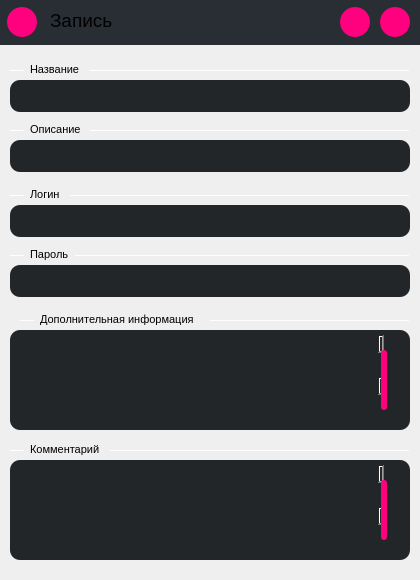
The window that Client/storage.ui (KarpovVlY/Client) describes before a commit, drawn with Qt 5.
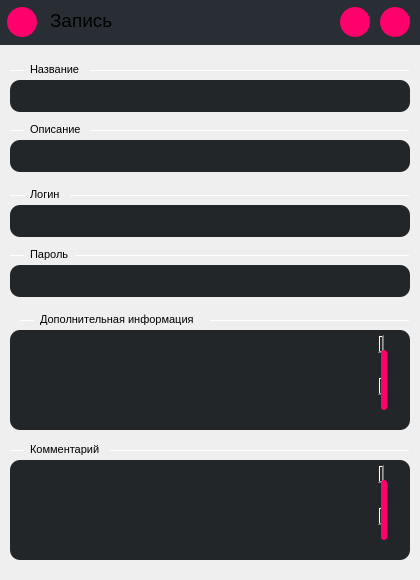
The same window after the commit. Icons and pictures are not drawn.

The edit to the form file:
```diff
--- a/Client/storage.ui
+++ b/Client/storage.ui
@@ -35,7 +35,7 @@
      </rect>
     </property>
     <property name="styleSheet">
-     <string notr="true">background-color: rgb(255, 0, 127);
+     <string notr="true">background-color:  #ff006c;
  border-style: solid;
  border-radius:15px;
  max-width:30px;
@@ -85,7 +85,7 @@
      </rect>
     </property>
     <property name="styleSheet">
-     <string notr="true">background-color: rgb(255, 0, 127);
+     <string notr="true">background-color:  #ff006c;
  border-style: solid;
  border-radius:15px;
  max-width:30px;
@@ -117,7 +117,7 @@
      </rect>
     </property>
     <property name="styleSheet">
-     <string notr="true">background-color: rgb(255, 0, 127);
+     <string notr="true">background-color:  #ff006c;
  border-style: solid;
  border-radius:15px;
  max-width:30px;
@@ -228,7 +228,7 @@
 
  QScrollBar::handle:vertical
  {
-     background-color:  rgb(255, 0, 127);
+     background-color:  #ff006c;
      min-height: 5px;
      border-radius: 3px;
  }
@@ -490,7 +490,7 @@
 
  QScrollBar::handle:vertical
  {
-     background-color:  rgb(255, 0, 127);
+     background-color:  #ff006c;
      min-height: 5px;
      border-radius: 3px;
  }
```
